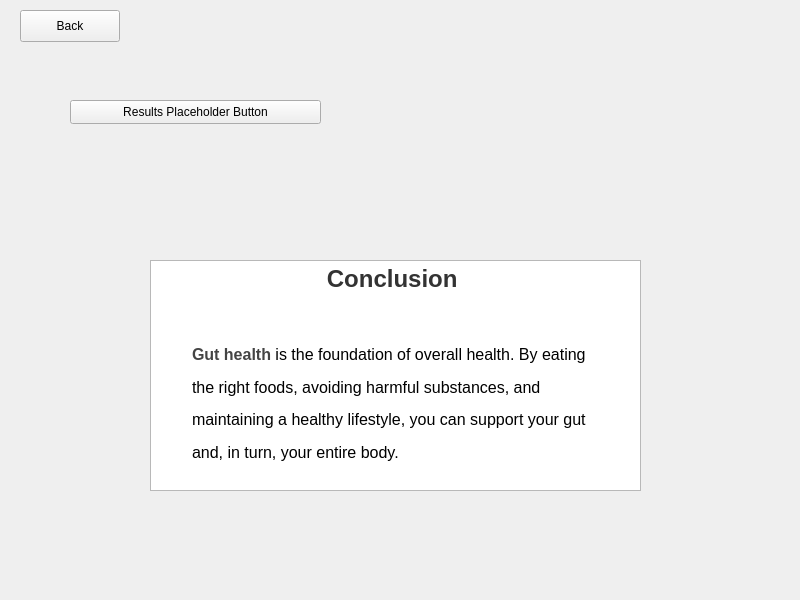
Old version of the form A8EduApp/resultswidget.ui in the repository University-of-Utah-CS3505/a9-edu-app-f24-00Calvin00.
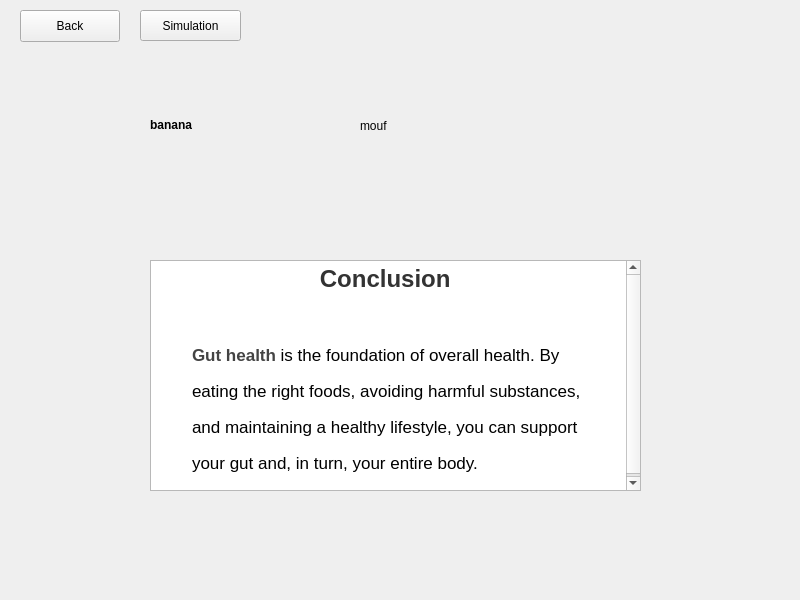
New version of the form. Custom widgets are drawn as their Qt base class.

Commit message: Gut picture shows. Added minigame logic in results

The edit to the form file:
```diff
--- a/A8EduApp/resultswidget.ui
+++ b/A8EduApp/resultswidget.ui
@@ -16,14 +16,14 @@
   <widget class="QPushButton" name="pushButton">
    <property name="geometry">
     <rect>
-     <x>70</x>
-     <y>100</y>
-     <width>251</width>
-     <height>24</height>
+     <x>140</x>
+     <y>10</y>
+     <width>101</width>
+     <height>31</height>
     </rect>
    </property>
    <property name="text">
-    <string>Results Placeholder Button</string>
+    <string>Simulation</string>
    </property>
   </widget>
   <widget class="QPushButton" name="backToStartButton">
@@ -55,12 +55,71 @@
 hr { height: 1px; border-width: 0; }
 li.unchecked::marker { content: &quot;\2610&quot;; }
 li.checked::marker { content: &quot;\2612&quot;; }
-&lt;/style&gt;&lt;/head&gt;&lt;body style=&quot; font-family:'.AppleSystemUIFont'; font-size:13pt; font-weight:400; font-style:normal;&quot; bgcolor=&quot;#ffffff&quot;&gt;
-&lt;h1 align=&quot;center&quot; style=&quot; margin-top:40px; margin-bottom:30px; margin-left:37px; margin-right:37px; -qt-block-indent:0; text-indent:0px; line-height:180%;&quot;&gt;&lt;span style=&quot; font-family:'Times New Roman','Times','serif'; font-size:xx-large; font-weight:700; color:#333333;&quot;&gt;Conclusion&lt;/span&gt;&lt;span style=&quot; font-family:'Times New Roman','Times','serif'; font-size:xx-large; font-weight:700; color:#000000;&quot;&gt; &lt;/span&gt;&lt;/h1&gt;
-&lt;p style=&quot; margin-top:12px; margin-bottom:20px; margin-left:37px; margin-right:37px; -qt-block-indent:0; text-indent:0px; line-height:180%;&quot;&gt;&lt;span style=&quot; font-family:'Times New Roman','Times','serif'; font-size:16px; font-weight:700; color:#444444;&quot;&gt;Gut health&lt;/span&gt;&lt;span style=&quot; font-family:'Times New Roman','Times','serif'; font-size:16px; color:#000000;&quot;&gt; is the foundation of overall health. By eating the right foods, avoiding harmful substances, and maintaining a healthy lifestyle, you can support your gut and, in turn, your entire body. &lt;/span&gt;&lt;/p&gt;&lt;/body&gt;&lt;/html&gt;</string>
+&lt;/style&gt;&lt;/head&gt;&lt;body style=&quot; font-family:'Segoe UI'; font-size:9pt; font-weight:400; font-style:normal;&quot; bgcolor=&quot;#ffffff&quot;&gt;
+&lt;h1 align=&quot;center&quot; style=&quot; margin-top:40px; margin-bottom:30px; margin-left:37px; margin-right:37px; -qt-block-indent:0; text-indent:0px; line-height:180%;&quot;&gt;&lt;span style=&quot; font-family:'Times New Roman','Times','serif'; font-size:13pt; font-weight:700; color:#333333;&quot;&gt;Conclusion&lt;/span&gt;&lt;span style=&quot; font-family:'Times New Roman','Times','serif'; font-size:13pt; font-weight:700; color:#000000;&quot;&gt; &lt;/span&gt;&lt;/h1&gt;
+&lt;p style=&quot; margin-top:12px; margin-bottom:20px; margin-left:37px; margin-right:37px; -qt-block-indent:0; text-indent:0px; line-height:180%;&quot;&gt;&lt;span style=&quot; font-family:'Times New Roman','Times','serif'; font-size:13pt; font-weight:700; color:#444444;&quot;&gt;Gut health&lt;/span&gt;&lt;span style=&quot; font-family:'Times New Roman','Times','serif'; font-size:13pt; color:#000000;&quot;&gt; is the foundation of overall health. By eating the right foods, avoiding harmful substances, and maintaining a healthy lifestyle, you can support your gut and, in turn, your entire body. &lt;/span&gt;&lt;/p&gt;&lt;/body&gt;&lt;/html&gt;</string>
+   </property>
+  </widget>
+  <widget class="DraggableLabel" name="banana">
+   <property name="geometry">
+    <rect>
+     <x>150</x>
+     <y>90</y>
+     <width>77</width>
+     <height>70</height>
+    </rect>
+   </property>
+   <property name="font">
+    <font>
+     <bold>true</bold>
+    </font>
+   </property>
+   <property name="text">
+    <string>banana</string>
+   </property>
+   <property name="wordWrap">
+    <bool>true</bool>
+   </property>
+  </widget>
+  <widget class="DropLabel" name="mouth">
+   <property name="geometry">
+    <rect>
+     <x>360</x>
+     <y>90</y>
+     <width>81</width>
+     <height>71</height>
+    </rect>
+   </property>
+   <property name="text">
+    <string>mouf</string>
+   </property>
+  </widget>
+  <widget class="QLabel" name="poo">
+   <property name="geometry">
+    <rect>
+     <x>680</x>
+     <y>30</y>
+     <width>81</width>
+     <height>201</height>
+    </rect>
+   </property>
+   <property name="text">
+    <string/>
    </property>
   </widget>
  </widget>
+ <customwidgets>
+  <customwidget>
+   <class>DraggableLabel</class>
+   <extends>QLabel</extends>
+   <header>draggablelabel.h</header>
+  </customwidget>
+  <customwidget>
+   <class>DropLabel</class>
+   <extends>QLabel</extends>
+   <header>droplabel.h</header>
+  </customwidget>
+ </customwidgets>
  <resources/>
  <connections/>
 </ui>
```
Left out of the diff: 2 changed lines with no effect on the pictures. The commit also changes 10 other files.
